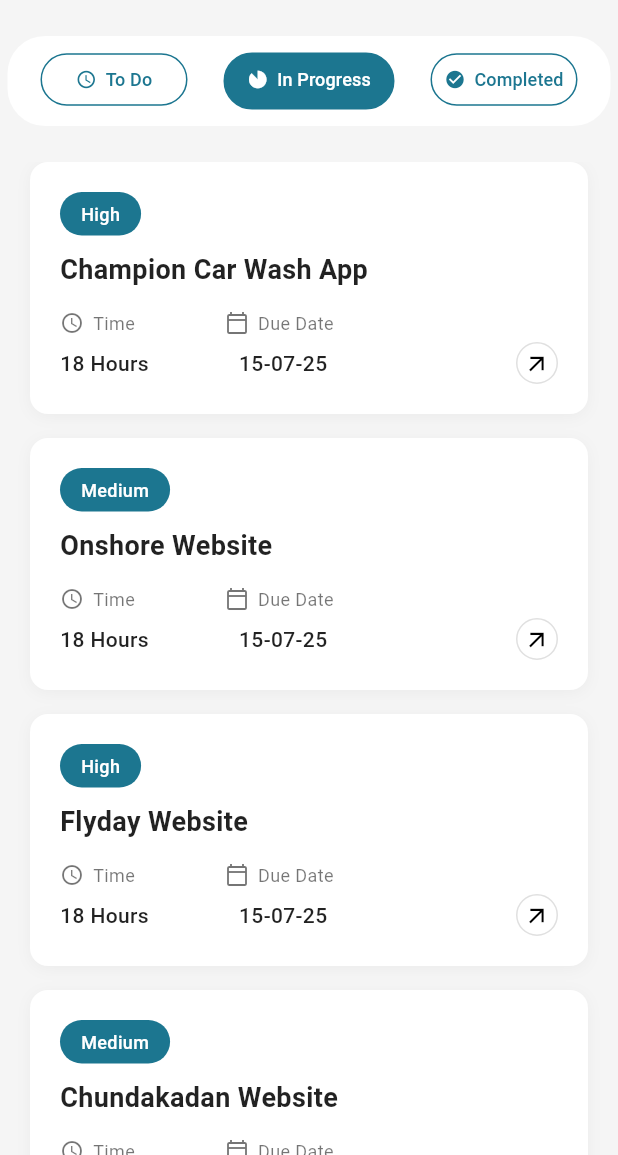
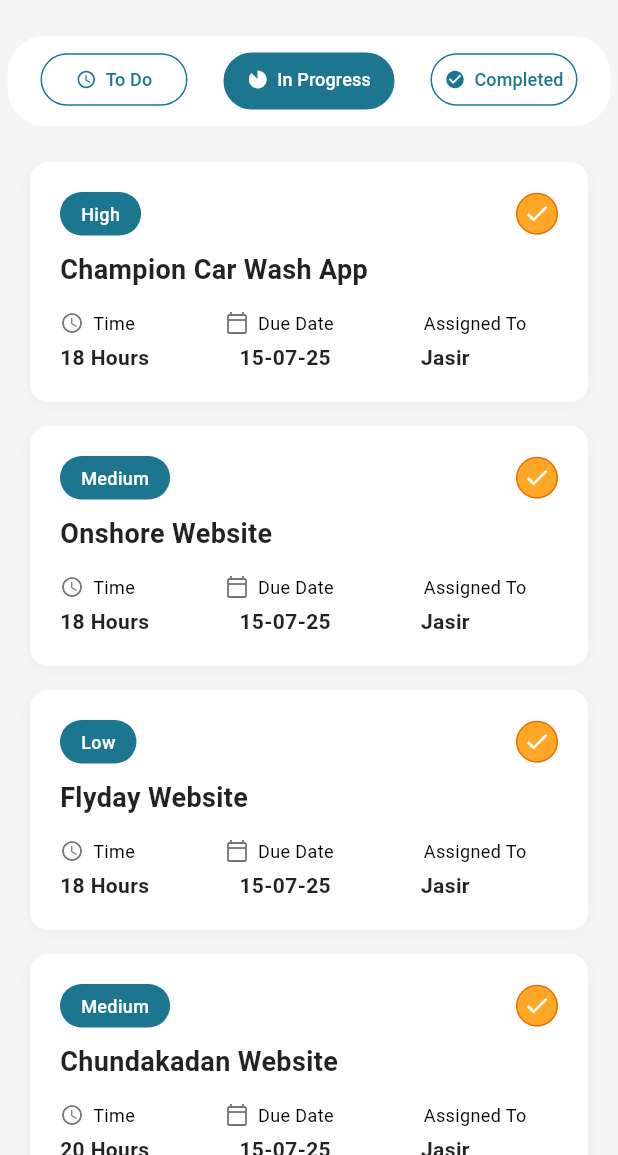
Before and after one commit to teambackoffice/tbo_app, a Flutter app: the AdminTaskPage screen opened directly, tab 2 chosen, on a phone screen of 412 x 824 dp, the part 81-1236 px from its top. Run offline on Flutter 3.47's test engine with Material 3 defaults, Android fonts, the phone set to English and light mode, and no system bars; our stand-ins replace fl_chart; network calls fail.

Commit message:
Admin Task Tab Bar In Progress

```diff
--- a/lib/view/admin/task/inprogress/inprogress.dart
+++ b/lib/view/admin/task/inprogress/inprogress.dart
@@ -1,5 +1,4 @@
 import 'package:flutter/material.dart';
-import 'package:tbo_app/view/admin/task/inprogress/inprogress_details.dart';
 
 class AdminInProgressTaskList extends StatelessWidget {
   const AdminInProgressTaskList({super.key});
@@ -21,7 +20,7 @@ class AdminInProgressTaskList extends StatelessWidget {
       },
       {
         "title": "Flyday Website",
-        "priority": "High",
+        "priority": "Low",
         "time": "18 Hours",
         "dueDate": "15-07-25",
       },
@@ -56,13 +55,15 @@ class AdminInProgressTaskList extends StatelessWidget {
             crossAxisAlignment: CrossAxisAlignment.start,
             children: [
               // Priority label
+              Row(
+                children: [
                   Container(
                     padding: const EdgeInsets.symmetric(
                       horizontal: 14,
                       vertical: 6,
                     ),
                     decoration: BoxDecoration(
-                  color: const Color(0xFF1C7690), // dark blue for priority
+                      color: const Color(0xFF1C7690),
                       borderRadius: BorderRadius.circular(16),
                     ),
                     child: Text(
@@ -73,6 +74,23 @@ class AdminInProgressTaskList extends StatelessWidget {
                         fontWeight: FontWeight.w500,
                       ),
                     ),
+                  ),
+                  const Spacer(),
+                  Container(
+                    padding: const EdgeInsets.all(4),
+                    decoration: BoxDecoration(
+                      shape: BoxShape.circle,
+                      color: Colors.orange[400]!, // ✅ Inside fill color
+                      border: Border.all(color: Colors.orange[800]!, width: 1),
+                    ),
+                    child: const Icon(
+                      Icons.done,
+                      size: 18,
+                      color:
+                          Colors.white, // Icon color contrasts with background
+                    ),
+                  ),
+                ],
               ),
               const SizedBox(height: 12),
 
@@ -108,9 +126,9 @@ class AdminInProgressTaskList extends StatelessWidget {
                   const SizedBox(width: 6),
                   const Text(
                     "Time",
-                    style: TextStyle(color: Colors.black54, fontSize: 12),
+                    style: TextStyle(color: Colors.black, fontSize: 12),
                   ),
-                  const SizedBox(width: 60),
+                  SizedBox(width: 60),
                   const Icon(
                     Icons.calendar_today_outlined,
                     size: 16,
@@ -119,7 +137,12 @@ class AdminInProgressTaskList extends StatelessWidget {
                   const SizedBox(width: 6),
                   const Text(
                     "Due Date",
-                    style: TextStyle(color: Colors.black54, fontSize: 12),
+                    style: TextStyle(color: Colors.black, fontSize: 12),
+                  ),
+                  SizedBox(width: 60),
+                  const Text(
+                    "Assigned To",
+                    style: TextStyle(color: Colors.black, fontSize: 12),
                   ),
                 ],
               ),
@@ -133,39 +156,25 @@ class AdminInProgressTaskList extends StatelessWidget {
                     style: const TextStyle(
                       color: Colors.black87,
                       fontSize: 14,
-                      fontWeight: FontWeight.w500,
+                      fontWeight: FontWeight.bold,
                     ),
                   ),
-                  const SizedBox(width: 60),
+                  SizedBox(width: 60),
                   Text(
                     task["dueDate"]!,
                     style: const TextStyle(
                       color: Colors.black87,
                       fontSize: 14,
-                      fontWeight: FontWeight.w500,
+                      fontWeight: FontWeight.bold,
                     ),
                   ),
-                  const Spacer(),
-                  InkWell(
-                    onTap: () {
-                      Navigator.push(
-                        context,
-                        MaterialPageRoute(
-                          builder: (context) => const AdminInprogressDetails(),
-                        ),
-                      );
-                    },
-                    child: Container(
-                      padding: const EdgeInsets.all(4),
-                      decoration: BoxDecoration(
-                        shape: BoxShape.circle,
-                        border: Border.all(color: Colors.grey[300]!, width: 1),
-                      ),
-                      child: const Icon(
-                        Icons.arrow_outward,
-                        size: 18,
-                        color: Colors.black,
-                      ),
+                  SizedBox(width: 60),
+                  Text(
+                    'Jasir',
+                    style: const TextStyle(
+                      color: Colors.black87,
+                      fontSize: 14,
+                      fontWeight: FontWeight.bold,
                     ),
                   ),
                 ],
--- a/lib/view/admin/task/todo/todo.dart
+++ b/lib/view/admin/task/todo/todo.dart
@@ -80,8 +80,8 @@ class AdminToDoTaskList extends StatelessWidget {
                     padding: const EdgeInsets.all(4),
                     decoration: BoxDecoration(
                       shape: BoxShape.circle,
-                      color: Colors.grey, // ✅ Inside fill color
-                      border: Border.all(color: Colors.grey[300]!, width: 1),
+                      color: Colors.grey[300], // ✅ Inside fill color
+                      border: Border.all(color: Colors.grey, width: 1),
                     ),
                     child: const Icon(
                       Icons.done,
```
Lines whose indentation alone changed are shown as unchanged.
